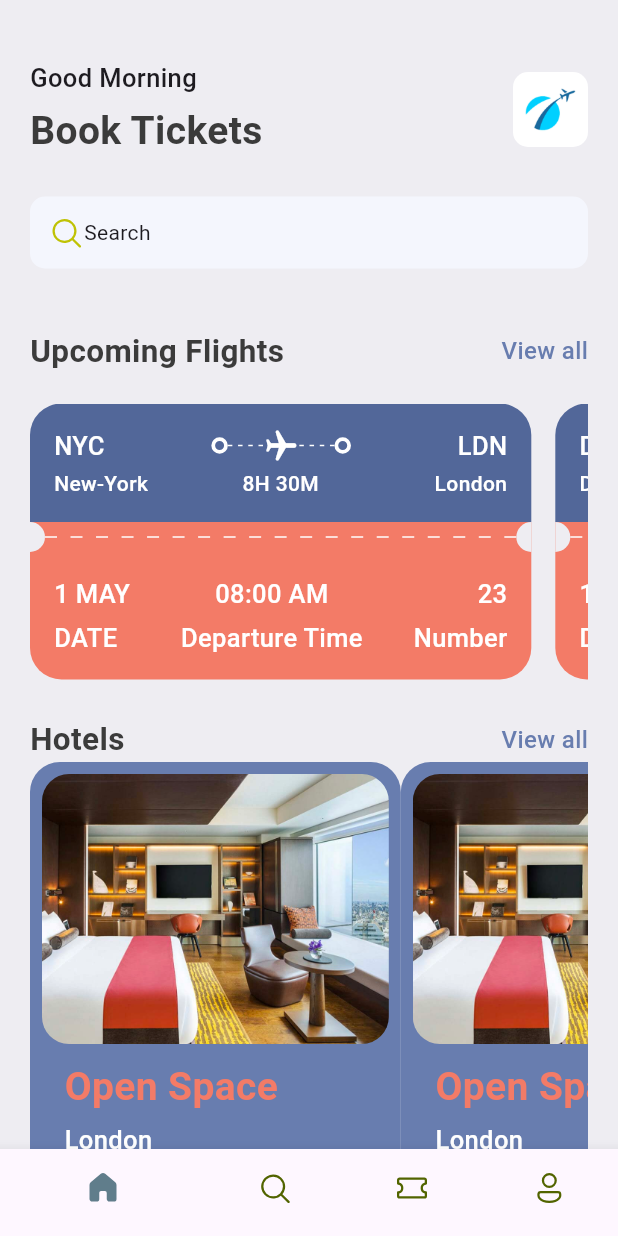
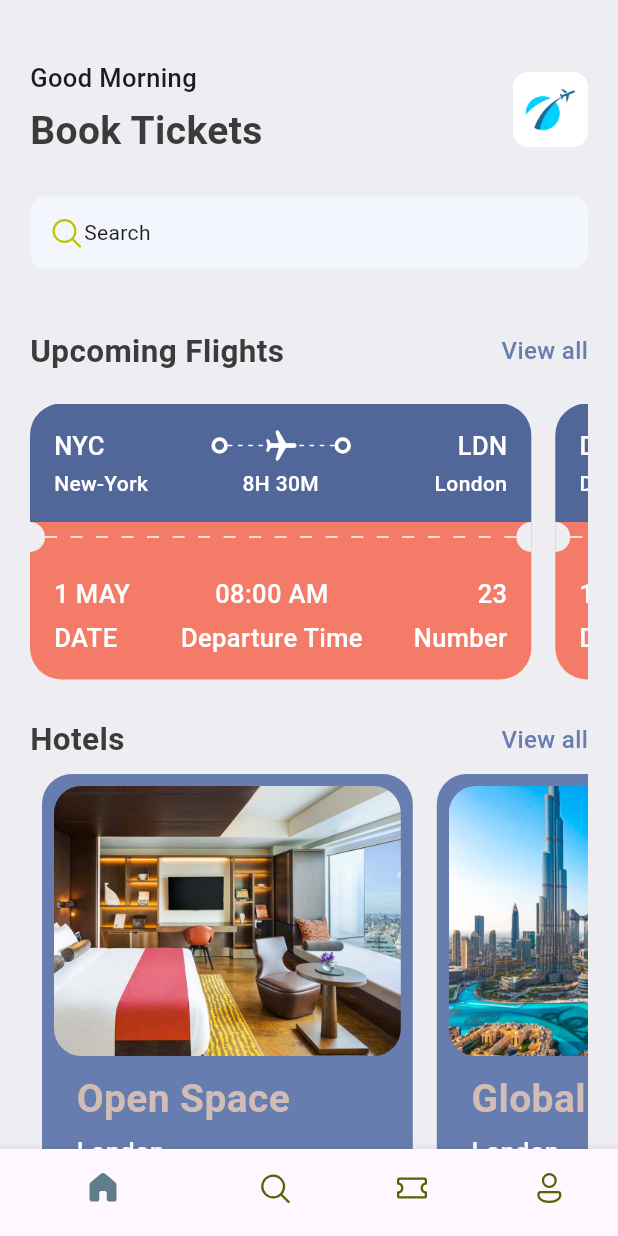
Before and after one commit to michael-halim/ticket-app, a Flutter app: the screen it shows after launch, on a phone screen of 412 x 824 dp. Run offline on Flutter 3.47's test engine with Material 3 defaults, Android fonts, the phone set to English and light mode, and no system bars; our stand-ins replace fluentui_icons.

Commit message:
continue working

```diff
--- a/lib/base/bottom_nav_bar.dart
+++ b/lib/base/bottom_nav_bar.dart
@@ -1,7 +1,8 @@
 import 'package:fluentui_icons/fluentui_icons.dart';
 import 'package:flutter/cupertino.dart';
 import 'package:flutter/material.dart';
-import 'package:ticket_app/screens/home_screen.dart';
+import 'package:ticket_app/screens/home/home_screen.dart';
+import 'package:ticket_app/screens/search/search_screen.dart';
 
 class BottomNavBar extends StatefulWidget {
   const BottomNavBar({super.key});
@@ -13,7 +14,7 @@ class BottomNavBar extends StatefulWidget {
 class _BottomNavBarState extends State<BottomNavBar> {
   final appScreens = [
     const HomeScreen(),
-    const Text('Search'),
+    const SearchScreen(),
     const Text('Tickets'),
     const Text('Profile'),
   ];
--- a/lib/base/res/styles/app_styles.dart
+++ b/lib/base/res/styles/app_styles.dart
@@ -8,7 +8,9 @@ class AppStyles {
   static Color bgColor = const Color(0xFFEEEDF2);
   static Color ticketBlue = const Color(0xFF526799);
   static Color ticketOrange = const Color(0xFFF37B67);
-  static Color kakiColor = const Color(0xFFF37B67);
+  static Color kakiColor = const Color(0xFFD2BDB6);
+  static Color ticketTabColor = const Color(0xFFF37B67);
+  static Color planeColor = const Color(0xFFF4F6FD);
 
   static TextStyle textStyle = TextStyle(
     fontSize: 16,
--- a/lib/base/utils/all_json.dart
+++ b/lib/base/utils/all_json.dart
@@ -1,23 +1,23 @@
-// List<Map<String, dynamic>> hotelList = [
-//   {
-//     'image': 'one.png',
-//     'place': 'Open Space',
-//     'destination': 'London',
-//     'price': 25
-//   },
-//   {
-//     'image': 'two.png',
-//     'place': 'Global Will',
-//     'destination': 'London',
-//     'price': 40
-//   },
-//   {
-//     'image': 'three.png',
-//     'place': 'Tallest Building',
-//     'destination': 'Dubai',
-//     'price': 68
-//   },
-// ];
+List<Map<String, dynamic>> hotelList = [
+  {
+    'image': 'hotel_room.png',
+    'place': 'Open Space',
+    'destination': 'London',
+    'price': 25
+  },
+  {
+    'image': 'city_view.png',
+    'place': 'Global Will',
+    'destination': 'London',
+    'price': 40
+  },
+  {
+    'image': 'pool_view.png',
+    'place': 'Best Pool in the city',
+    'destination': 'Dubai',
+    'price': 68
+  },
+];
 
 List<Map<String, dynamic>> ticketList = [
   {
--- a/lib/base/widgets/app_double_text.dart
+++ b/lib/base/widgets/app_double_text.dart
@@ -6,7 +6,7 @@ import 'package:ticket_app/screens/all_tickets.dart';
 class AppDoubleText extends StatelessWidget {
   final String bigText;
   final String smallText;
-  final VoidCallback? func;
+  final VoidCallback func;
 
   const AppDoubleText(
       {super.key, required this.bigText, required this.smallText, required this.func});
@@ -18,7 +18,7 @@ class AppDoubleText extends StatelessWidget {
       children: [
         Text(bigText, style: AppStyles.headlineStyle2),
         InkWell(
-          onTap: () => func,
+          onTap: func,
           child: Text(
             smallText,
             style: AppStyles.textStyle.copyWith(color: AppStyles.primaryColor),
--- a/lib/screens/home_screen.dart
+++ b/lib/screens/home/home_screen.dart
@@ -5,7 +5,7 @@ import 'package:ticket_app/base/res/styles/app_styles.dart';
 import 'package:ticket_app/base/widgets/app_double_text.dart';
 import 'package:ticket_app/base/utils/all_json.dart';
 import 'package:ticket_app/base/widgets/ticket_view.dart';
-import 'package:ticket_app/screens/widgets/hotel.dart';
+import 'package:ticket_app/screens/home/widgets/hotel.dart';
 
 class HomeScreen extends StatelessWidget {
   const HomeScreen({super.key});
@@ -94,11 +94,11 @@ class HomeScreen extends StatelessWidget {
                 SingleChildScrollView(
                     scrollDirection: Axis.horizontal,
                     child: Row(
-                      children: [
-                        Container(child: Hotel()),
-                        Hotel(),
-                        Hotel(),
-                      ],
+                      children: hotelList
+                          .map((singleHotel) => Hotel(
+                                hotel: singleHotel,
+                              ))
+                          .toList(),
                     )),
               ],
             ),
--- a/lib/screens/widgets/hotel.dart
+++ b/lib/screens/home/widgets/hotel.dart
@@ -4,13 +4,15 @@ import 'package:ticket_app/base/res/media.dart';
 import 'package:ticket_app/base/res/styles/app_styles.dart';
 
 class Hotel extends StatelessWidget {
-  const Hotel({super.key});
+  final Map<String, dynamic> hotel;
+  const Hotel({super.key, required this.hotel});
 
   @override
   Widget build(BuildContext context) {
     final size = MediaQuery.of(context).size;
 
     return Container(
+      margin: EdgeInsets.all(8),
       padding: EdgeInsets.all(8.0),
       width: size.width * 0.6,
       height: 350,
@@ -27,7 +29,7 @@ class Hotel extends StatelessWidget {
               color: AppStyles.primaryColor,
               borderRadius: BorderRadius.circular(18),
               image: DecorationImage(
-                  fit: BoxFit.cover, image: AssetImage(AppMedia.hotelRoom)),
+                  fit: BoxFit.cover, image: AssetImage('assets/images/${hotel['image']}')),
             ),
           ),
           SizedBox(
@@ -35,7 +37,7 @@ class Hotel extends StatelessWidget {
           ),
           Padding(
               padding: const EdgeInsets.only(left: 15),
-              child: Text('Open Space',
+              child: Text(hotel['place'],
                   style: AppStyles.headlineStyle1
                       .copyWith(color: AppStyles.kakiColor))),
           SizedBox(
@@ -43,7 +45,7 @@ class Hotel extends StatelessWidget {
           ),
           Padding(
               padding: const EdgeInsets.only(left: 15),
-              child: Text('London',
+              child: Text(hotel['destination'],
                   style:
                       AppStyles.headlineStyle3.copyWith(color: Colors.white))),
           SizedBox(
@@ -51,7 +53,7 @@ class Hotel extends StatelessWidget {
           ),
           Padding(
               padding: const EdgeInsets.only(left: 15),
-              child: Text('\$25/night',
+              child: Text('\$${hotel['price']}/night',
                   style: AppStyles.headlineStyle1
                       .copyWith(color: AppStyles.kakiColor))),
         ],
```
Also changed, not shown: lib/screens/search/search_screen.dart (added, +46 -0 lines), lib/screens/search/widgets/app_text_icon.dart (added, +29 -0 lines), lib/screens/search/widgets/app_ticket_tabs.dart (added, +54 -0 lines).
